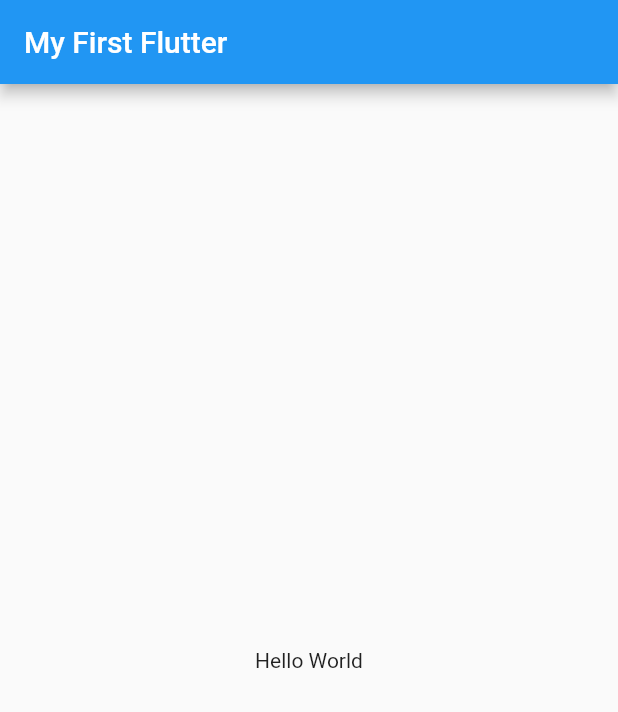
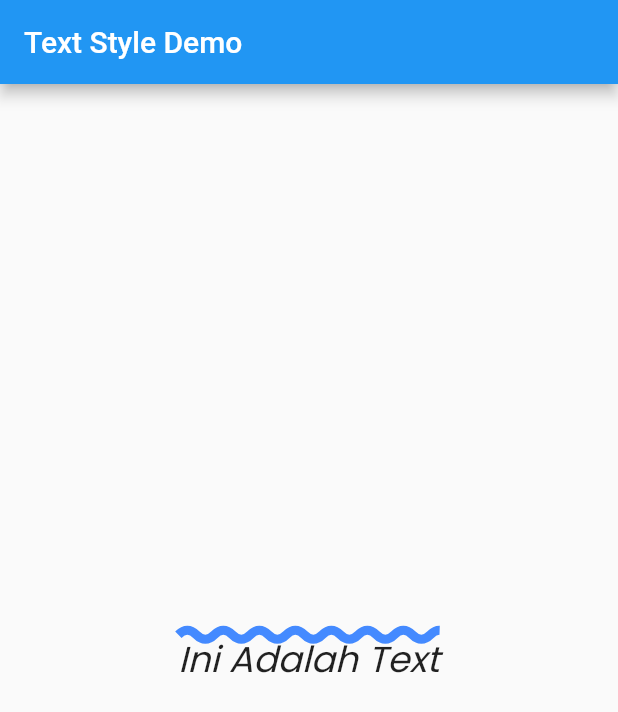
Before and after one commit to farabie/flutter_tutor, a Flutter app: the screen it shows after launch, after a tap on "07. TextStyle", on a phone screen of 412 x 824 dp. Shown: the top 712 px of the screen. Run offline on Flutter 3.47's test engine with Material 2 defaults, Android fonts, the phone set to English and light mode, and no system bars.

Commit message:
textstyle_flutter

```diff
--- a/lib/main.dart
+++ b/lib/main.dart
@@ -5,6 +5,7 @@ import 'package:flutter_tutor/first_flutter.dart';
 import 'package:flutter_tutor/row_column.dart';
 import 'package:flutter_tutor/stateless_statfull_flutter.dart';
 import 'package:flutter_tutor/text_widget.dart';
+import 'package:flutter_tutor/textstyle_flut.dart';
 
 void main() {
   runApp(MyApp());
@@ -207,7 +208,7 @@ class MyHomePage extends StatelessWidget {
                   onTap: () {
                     Navigator.push(context,
                         MaterialPageRoute(builder: (context) {
-                      return FirstFlutter();
+                      return TextStyleFlut();
                     }));
                   },
                   child: const Center(
--- /dev/null
+++ b/lib/textstyle_flut.dart
@@ -0,0 +1,31 @@
+import 'package:flutter/material.dart';
+
+class TextStyleFlut extends StatelessWidget {
+  const TextStyleFlut({Key key}) : super(key: key);
+
+  @override
+  Widget build(BuildContext context) {
+    return MaterialApp(
+      debugShowCheckedModeBanner: false,
+      home: Scaffold(
+        appBar: AppBar(
+          title: Text('Text Style Demo'),
+        ),
+        body: Center(
+          child: Text(
+            'Ini Adalah Text',
+            style: TextStyle(
+              fontFamily: "Poppins",
+              fontStyle: FontStyle.italic,
+              fontSize: 24,
+              decoration: TextDecoration.overline,
+              decorationColor: Colors.blueAccent,
+              decorationThickness: 5,
+              decorationStyle: TextDecorationStyle.wavy,
+            ),
+          ),
+        ),
+      ),
+    );
+  }
+}
```
Also changed, not shown: pubspec.yaml (+6 -6 lines), fonts/poppins_black.ttf (added), fonts/poppins_medium.ttf (added), fonts/poppins_regular.ttf (added), lib/list_listview_flutter.dart (added).
